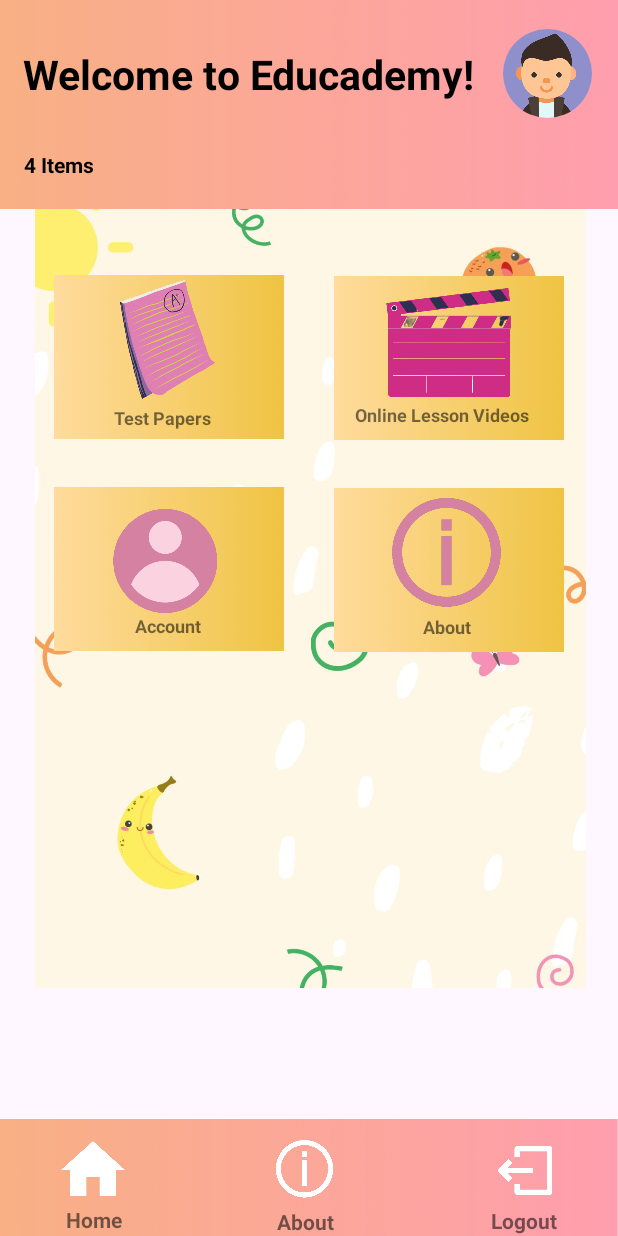
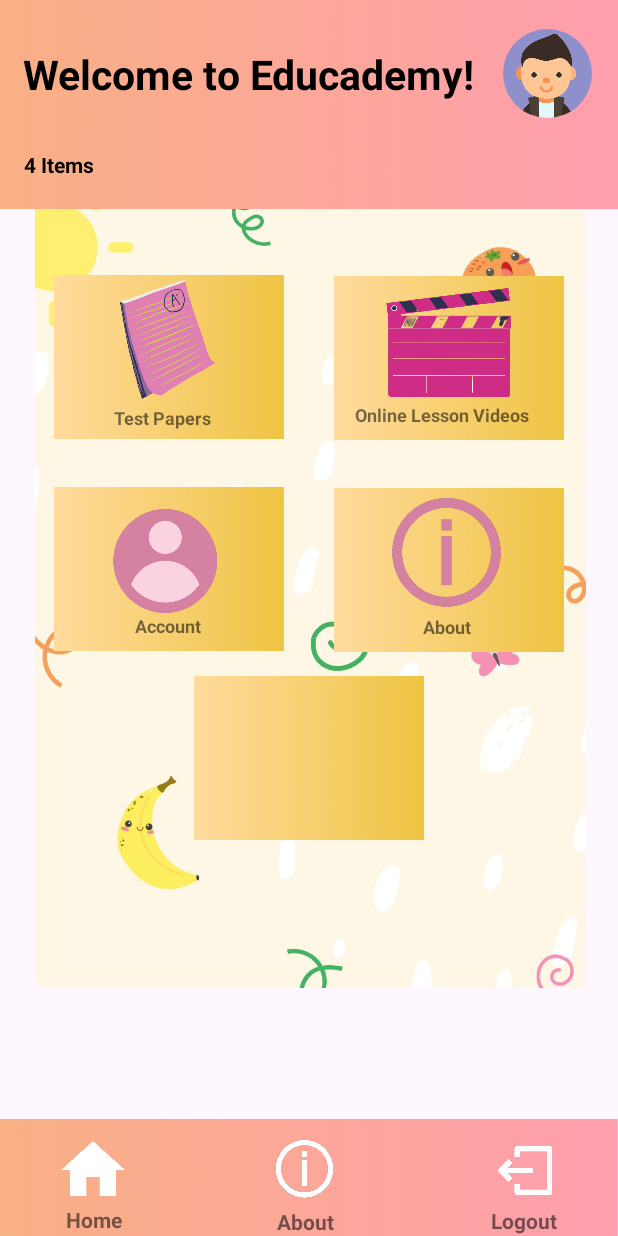
Before and after one commit to hamana21/MAD2023_Team4, an Android app: the HomePage screen opened directly, with no data from a screen before it, on a phone screen of 412 x 824 dp. Run offline under Robolectric (Android 15) with nearby library versions, the phone set to English and light mode, and no system bars; our stand-ins replace CircleImageView.

Commit message:
Contact Us design

```diff
--- a/app/src/main/java/sg/np/madasg1iman/HomePage.java
+++ b/app/src/main/java/sg/np/madasg1iman/HomePage.java
@@ -17,6 +17,7 @@ import de.hdodenhof.circleimageview.CircleImageView;
 public class HomePage extends AppCompatActivity {
 
     private CircleImageView profilepic;
+    private ImageView img_contact;
     private ImageButton papers_btn, online_btn, account_btn, about_btn, imageButton, btmAboutButton, btmAccountBtn;
     @Override
     protected void onCreate(Bundle savedInstanceState) {
@@ -29,12 +30,19 @@ public class HomePage extends AppCompatActivity {
         imageButton = findViewById(R.id.imageButton);
         btmAboutButton = findViewById(R.id.btmAboutImg);
         btmAccountBtn = findViewById(R.id.btmAccountBtn);
+        img_contact = findViewById(R.id.img_contact);
         profilepic = findViewById(R.id.imageView4);
         //logoutbtn = findViewById(R.id.logout)
         buttonEvents();
     }
     private void buttonEvents(){
 
+        img_contact.setOnClickListener(new View.OnClickListener() {
+            @Override
+            public void onClick(View view) {
+
+            }
+        });
         about_btn.setOnClickListener(new View.OnClickListener() {
             @Override
             public void onClick(View v) {
--- a/app/src/main/res/layout/activity_homepage.xml
+++ b/app/src/main/res/layout/activity_homepage.xml
@@ -51,11 +51,11 @@
         app:layout_constraintTop_toBottomOf="@+id/HomepageTitle" />
 
     <de.hdodenhof.circleimageview.CircleImageView
-        android:clickable="true"
         android:id="@+id/imageView4"
         android:layout_width="62dp"
         android:layout_height="59dp"
         android:layout_marginEnd="16dp"
+        android:clickable="true"
         app:layout_constraintBottom_toTopOf="@+id/imageView10"
         app:layout_constraintEnd_toEndOf="@+id/imageView3"
         app:layout_constraintHorizontal_bias="0.9"
@@ -94,6 +94,15 @@
         android:layout_marginTop="16dp"
         app:layout_constraintStart_toStartOf="parent"
         app:layout_constraintTop_toBottomOf="@+id/imageView9"
+        app:srcCompat="@drawable/newbox" />
+
+    <ImageView
+        android:id="@+id/img_contact"
+        android:layout_width="153dp"
+        android:layout_height="125dp"
+        app:layout_constraintEnd_toEndOf="@+id/imageView12"
+        app:layout_constraintStart_toStartOf="@+id/imageView11"
+        app:layout_constraintTop_toBottomOf="@+id/imageView12"
         app:srcCompat="@drawable/newbox" />
 
     <ImageView
@@ -190,8 +199,8 @@
         android:id="@+id/imageButton5"
         android:layout_width="102dp"
         android:layout_height="80dp"
+        android:background="?android:selectableItemBackground"
         android:scaleType="centerInside"
-        android:background="?android:selectableItemBackground"
         app:layout_constraintBottom_toTopOf="@+id/aboutPage"
         app:layout_constraintEnd_toEndOf="@+id/imageView12"
         app:layout_constraintHorizontal_bias="0.47"
@@ -218,8 +227,8 @@
         android:id="@+id/imageButton7"
         android:layout_width="102dp"
         android:layout_height="80dp"
+        android:background="?android:selectableItemBackground"
         android:scaleType="centerInside"
-        android:background="?android:selectableItemBackground"
         app:layout_constraintBottom_toTopOf="@+id/videosPage"
         app:layout_constraintEnd_toEndOf="@+id/imageView10"
         app:layout_constraintHorizontal_bias="0.49"
```
